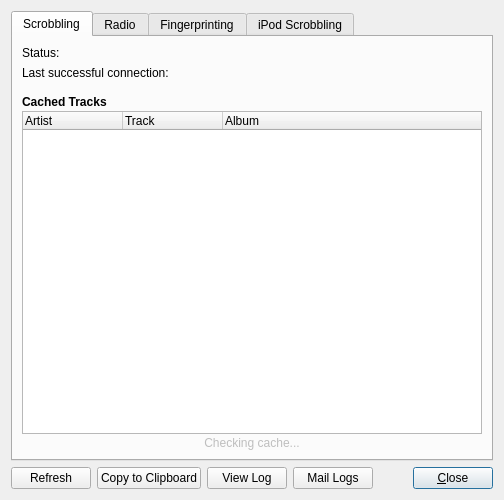
Old version of the form app/client/widgets/DiagnosticsDialog.ui in the repository dougma/lastfm-desktop.
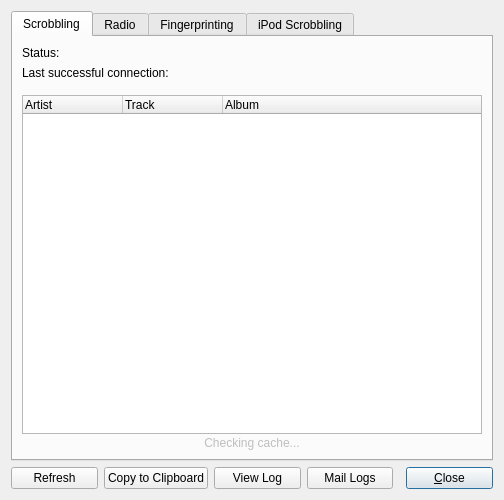
New version of the form.

Commit message: Small tweaks for OS X

```diff
--- a/app/client/widgets/DiagnosticsDialog.ui
+++ b/app/client/widgets/DiagnosticsDialog.ui
@@ -40,10 +40,21 @@
       <number>0</number>
      </property>
      <widget class="QWidget" name="scrobblingTab" >
+      <property name="geometry" >
+       <rect>
+        <x>0</x>
+        <y>0</y>
+        <width>480</width>
+        <height>422</height>
+       </rect>
+      </property>
       <attribute name="title" >
        <string>Scrobbling</string>
       </attribute>
       <layout class="QVBoxLayout" >
+       <property name="spacing" >
+        <number>6</number>
+       </property>
        <item>
         <layout class="QGridLayout" >
          <item row="0" column="1" >
@@ -108,19 +119,6 @@
          <property name="topMargin" >
           <number>9</number>
          </property>
-         <item>
-          <widget class="QLabel" name="cachedTracksTitle" >
-           <property name="font" >
-            <font>
-             <weight>75</weight>
-             <bold>true</bold>
-            </font>
-           </property>
-           <property name="text" >
-            <string>Cached Tracks</string>
-           </property>
-          </widget>
-         </item>
          <item>
           <widget class="QTreeWidget" name="cachedTracksList" >
            <property name="sizePolicy" >
@@ -574,11 +572,8 @@
        <property name="orientation" >
         <enum>Qt::Horizontal</enum>
        </property>
-       <property name="sizeHint" >
-        <size>
-         <width>40</width>
-         <height>20</height>
-        </size>
+       <property name="sizeType" >
+        <enum>QSizePolicy::Expanding</enum>
        </property>
       </spacer>
      </item>
```
Left out of the diff: 32 changed lines with no effect on the pictures. The commit also changes 2 other files.
